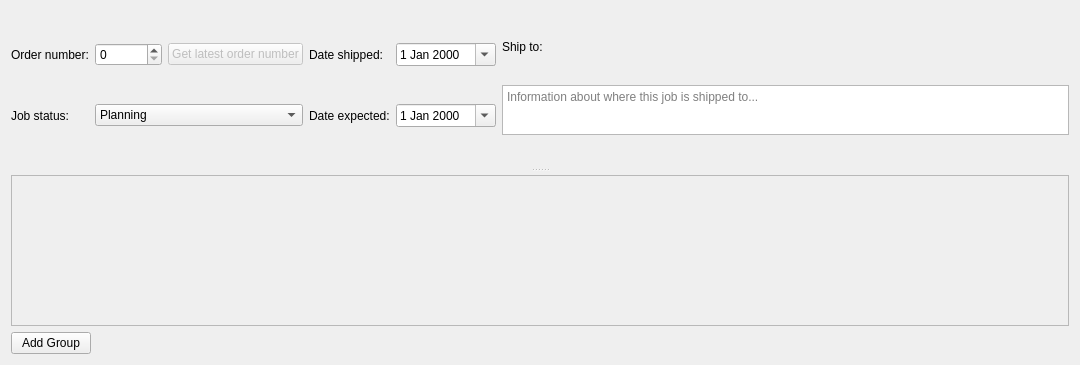
Before: the Qt Designer form ui/job_widget.ui in TheCodingJsoftware/Invigo, drawn with Qt 5.
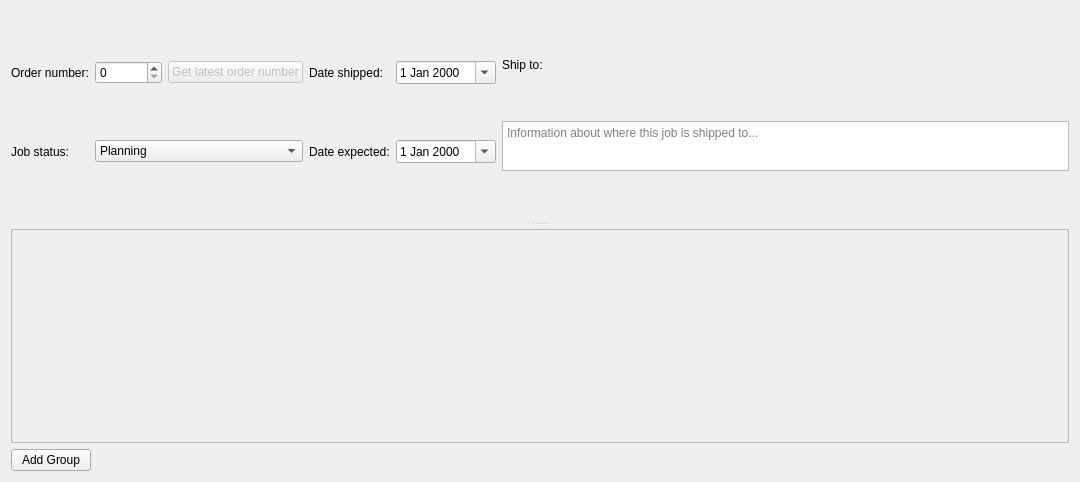
After: the same form once the commit is applied. Icons and pictures are not drawn.

```diff
--- a/ui/job_widget.ui
+++ b/ui/job_widget.ui
@@ -7,15 +7,27 @@
     <x>0</x>
     <y>0</y>
     <width>1080</width>
-    <height>365</height>
+    <height>482</height>
    </rect>
   </property>
+  <property name="sizePolicy">
+   <sizepolicy hsizetype="Preferred" vsizetype="MinimumExpanding">
+    <horstretch>0</horstretch>
+    <verstretch>0</verstretch>
+   </sizepolicy>
+  </property>
   <property name="windowTitle">
    <string>Form</string>
   </property>
   <layout class="QVBoxLayout" name="verticalLayout">
    <item>
     <widget class="QSplitter" name="splitter">
+     <property name="sizePolicy">
+      <sizepolicy hsizetype="Preferred" vsizetype="Expanding">
+       <horstretch>0</horstretch>
+       <verstretch>0</verstretch>
+      </sizepolicy>
+     </property>
      <property name="orientation">
       <enum>Qt::Vertical</enum>
      </property>
@@ -272,9 +284,21 @@
       </layout>
      </widget>
      <widget class="QWidget" name="groups_widget" native="true">
+      <property name="sizePolicy">
+       <sizepolicy hsizetype="Preferred" vsizetype="Expanding">
+        <horstretch>0</horstretch>
+        <verstretch>0</verstretch>
+       </sizepolicy>
+      </property>
       <layout class="QVBoxLayout" name="verticalLayout_2" stretch="0,0">
        <item>
         <widget class="QScrollArea" name="scrollArea">
+         <property name="sizePolicy">
+          <sizepolicy hsizetype="Expanding" vsizetype="Expanding">
+           <horstretch>0</horstretch>
+           <verstretch>0</verstretch>
+          </sizepolicy>
+         </property>
          <property name="widgetResizable">
           <bool>true</bool>
          </property>
@@ -284,9 +308,15 @@
             <x>0</x>
             <y>0</y>
             <width>1042</width>
-            <height>69</height>
+            <height>199</height>
            </rect>
           </property>
+          <property name="sizePolicy">
+           <sizepolicy hsizetype="Preferred" vsizetype="Expanding">
+            <horstretch>0</horstretch>
+            <verstretch>0</verstretch>
+           </sizepolicy>
+          </property>
           <layout class="QVBoxLayout" name="verticalLayout_3">
            <property name="leftMargin">
             <number>0</number>
```
